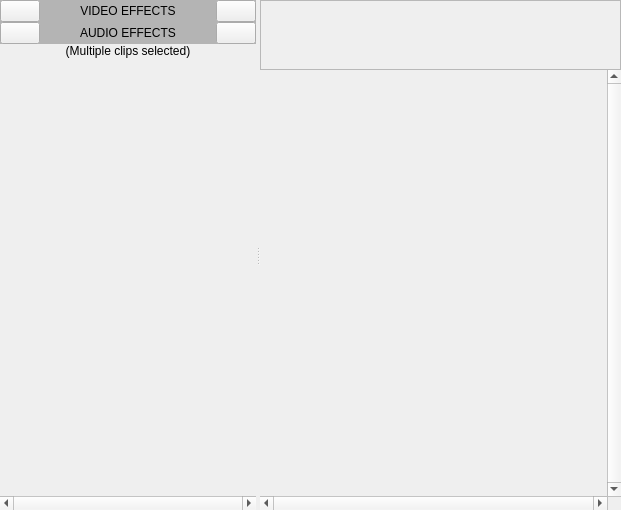
First picture: the form in panels/effectcontrols.ui, repository olive-editor/olive, before the edit.
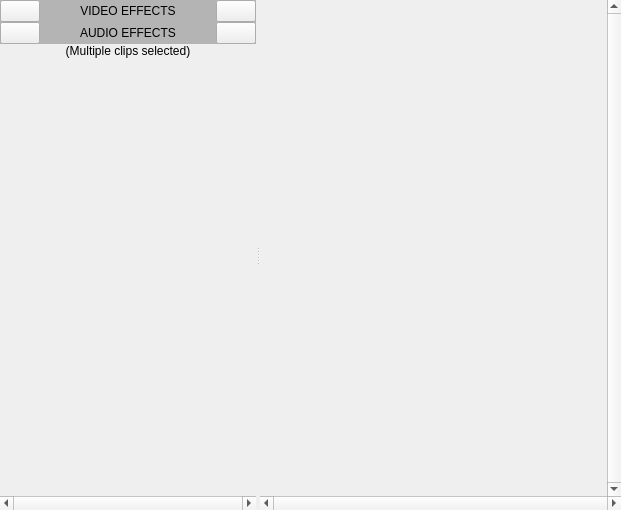
Second picture: the form after the edit. Icons and pictures are not drawn. Custom widgets are drawn as their Qt base class.

What changed in the file:
```diff
--- a/panels/effectcontrols.ui
+++ b/panels/effectcontrols.ui
@@ -435,49 +435,7 @@
          <verstretch>0</verstretch>
         </sizepolicy>
        </property>
-       <layout class="QVBoxLayout" name="verticalLayout_7">
-        <property name="spacing">
-         <number>0</number>
-        </property>
-        <property name="leftMargin">
-         <number>0</number>
-        </property>
-        <property name="topMargin">
-         <number>0</number>
-        </property>
-        <property name="rightMargin">
-         <number>0</number>
-        </property>
-        <property name="bottomMargin">
-         <number>0</number>
-        </property>
-        <item>
-         <widget class="QScrollArea" name="keyframeHeaderScroller">
-          <property name="sizePolicy">
-           <sizepolicy hsizetype="Expanding" vsizetype="Minimum">
-            <horstretch>0</horstretch>
-            <verstretch>0</verstretch>
-           </sizepolicy>
-          </property>
-          <property name="verticalScrollBarPolicy">
-           <enum>Qt::ScrollBarAlwaysOff</enum>
-          </property>
-          <property name="horizontalScrollBarPolicy">
-           <enum>Qt::ScrollBarAlwaysOff</enum>
-          </property>
-          <property name="widgetResizable">
-           <bool>true</bool>
-          </property>
-          <widget class="QWidget" name="scrollAreaWidgetContents_3">
-           <property name="geometry">
-            <rect>
-             <x>0</x>
-             <y>0</y>
-             <width>390</width>
-             <height>68</height>
-            </rect>
-           </property>
-           <layout class="QVBoxLayout" name="verticalLayout_8">
+       <layout class="QVBoxLayout" name="verticalLayout_2">
             <property name="spacing">
              <number>0</number>
             </property>
@@ -501,48 +459,11 @@
                 <verstretch>0</verstretch>
                </sizepolicy>
               </property>
-              <property name="focusPolicy">
-               <enum>Qt::ClickFocus</enum>
-              </property>
-             </widget>
-            </item>
-           </layout>
-          </widget>
          </widget>
         </item>
         <item>
-         <widget class="QScrollArea" name="keyframeScroller">
-          <property name="sizePolicy">
-           <sizepolicy hsizetype="Expanding" vsizetype="Expanding">
-            <horstretch>1</horstretch>
-            <verstretch>0</verstretch>
-           </sizepolicy>
-          </property>
-          <property name="frameShape">
-           <enum>QFrame::NoFrame</enum>
-          </property>
-          <property name="frameShadow">
-           <enum>QFrame::Plain</enum>
-          </property>
-          <property name="verticalScrollBarPolicy">
-           <enum>Qt::ScrollBarAlwaysOn</enum>
-          </property>
-          <property name="horizontalScrollBarPolicy">
-           <enum>Qt::ScrollBarAlwaysOn</enum>
-          </property>
-          <property name="widgetResizable">
-           <bool>true</bool>
-          </property>
-          <widget class="QWidget" name="scrollAreaWidgetContents_2">
-           <property name="geometry">
-            <rect>
-             <x>0</x>
-             <y>0</y>
-             <width>378</width>
-             <height>407</height>
-            </rect>
-           </property>
-           <layout class="QVBoxLayout" name="verticalLayout_2">
+         <widget class="QWidget" name="keyframeCenterWidget" native="true">
+          <layout class="QHBoxLayout" name="horizontalLayout_5">
             <property name="spacing">
              <number>0</number>
             </property>
@@ -561,8 +482,39 @@
             <item>
              <widget class="KeyframeView" name="keyframeView" native="true"/>
             </item>
-           </layout>
-          </widget>
+           <item>
+            <widget class="QScrollBar" name="verticalScrollBar">
+             <property name="maximum">
+              <number>0</number>
+             </property>
+             <property name="singleStep">
+              <number>20</number>
+             </property>
+             <property name="pageStep">
+              <number>1826</number>
+             </property>
+             <property name="orientation">
+              <enum>Qt::Vertical</enum>
+             </property>
+            </widget>
+           </item>
+          </layout>
+         </widget>
+        </item>
+        <item>
+         <widget class="QScrollBar" name="horizontalScrollBar">
+          <property name="maximum">
+           <number>0</number>
+          </property>
+          <property name="singleStep">
+           <number>20</number>
+          </property>
+          <property name="pageStep">
+           <number>1826</number>
+          </property>
+          <property name="orientation">
+           <enum>Qt::Horizontal</enum>
+          </property>
          </widget>
         </item>
        </layout>
```
Lines whose indentation alone changed are shown as unchanged.
